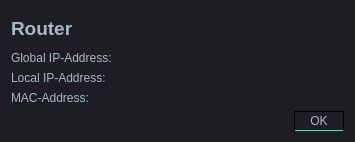
Qt form src/views/dialogs/router_dialog.ui (Filan-glitch/NetSim) before a commit.
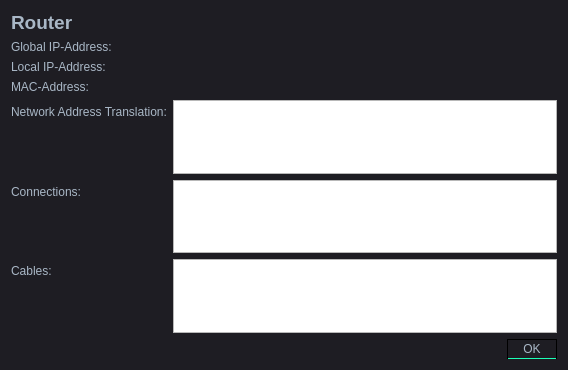
The same form after that commit. Icons and pictures are not drawn.

The edit to the form file:
```diff
--- a/src/views/dialogs/router_dialog.ui
+++ b/src/views/dialogs/router_dialog.ui
@@ -6,8 +6,8 @@
    <rect>
     <x>0</x>
     <y>0</y>
-    <width>355</width>
-    <height>142</height>
+    <width>568</width>
+    <height>370</height>
    </rect>
   </property>
   <property name="windowTitle">
@@ -489,6 +489,36 @@
        </property>
       </widget>
      </item>
+     <item row="4" column="0">
+      <widget class="QLabel" name="connectionsLabel">
+       <property name="text">
+        <string>Connections:</string>
+       </property>
+      </widget>
+     </item>
+     <item row="5" column="0">
+      <widget class="QLabel" name="cablesLabel">
+       <property name="text">
+        <string>Cables:</string>
+       </property>
+      </widget>
+     </item>
+     <item row="4" column="1">
+      <widget class="QListWidget" name="connectionsList"/>
+     </item>
+     <item row="5" column="1">
+      <widget class="QListWidget" name="cablesList"/>
+     </item>
+     <item row="3" column="0">
+      <widget class="QLabel" name="natLabel">
+       <property name="text">
+        <string>Network Address Translation:</string>
+       </property>
+      </widget>
+     </item>
+     <item row="3" column="1">
+      <widget class="QListWidget" name="natList"/>
+     </item>
     </layout>
    </item>
    <item>
```
